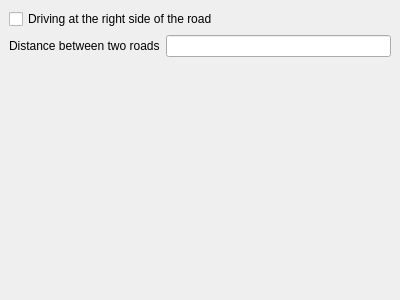
Above: src/Interactions/CreateDoubleWayDock.ui from openstreetmap/merkaartor before the change. Below: the same form after it.
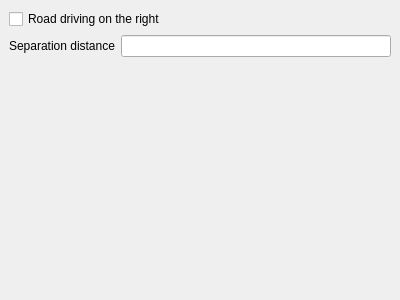
That is the form after the change.

Commit message:
Replace "Road" with "Way" in the user interface, to be consistent with OSM
"Way" is the OpenStreetMap term used for any linear feature, so this
makes the terminology in Merkaartor consistent with OSM.  Also included
are some case and punctuation fixes observed while making that change.

Fixes #160.

The edit to the form file:
```diff
--- a/src/Interactions/CreateDoubleWayDock.ui
+++ b/src/Interactions/CreateDoubleWayDock.ui
@@ -22,7 +22,7 @@
    <item>
     <widget class="QCheckBox" name="DriveRight" >
      <property name="text" >
-      <string>Driving at the right side of the road</string>
+      <string>Road driving on the right</string>
      </property>
     </widget>
    </item>
@@ -37,7 +37,7 @@
      <item>
       <widget class="QLabel" name="label" >
        <property name="text" >
-        <string>Distance between two roads</string>
+        <string>Separation distance</string>
        </property>
       </widget>
      </item>
```
The commit also changes 19 other files.
